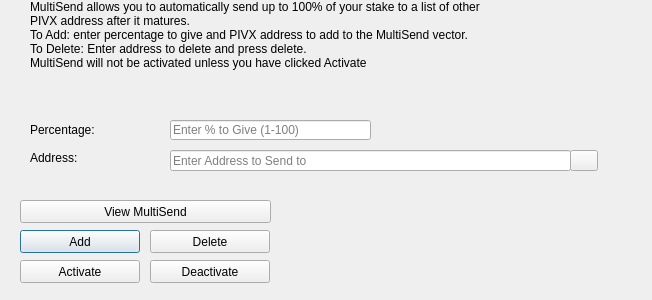
First picture: the form in src/qt/forms/multisenddialog.ui, repository eons-finance/ALQO, before the edit.
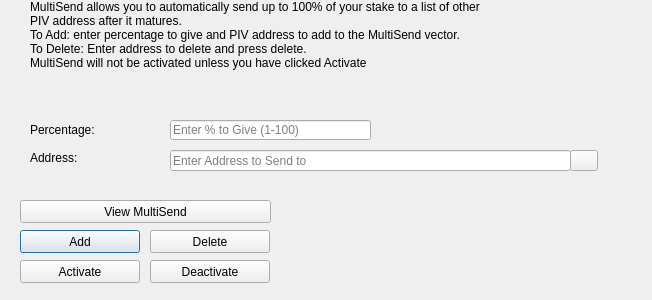
Second picture: the form after the edit. Icons and pictures are not drawn.

Commit message: changed coin name from PIVX to PIV

```diff
--- a/src/qt/forms/multisenddialog.ui
+++ b/src/qt/forms/multisenddialog.ui
@@ -61,8 +61,8 @@
     <number>1</number>
    </property>
    <property name="text">
-    <string>MultiSend allows you to automatically send up to 100% of your stake to a list of other PIVX address after it matures.
-To Add: enter percentage to give and PIVX address to add to the MultiSend vector.
+    <string>MultiSend allows you to automatically send up to 100% of your stake to a list of other PIV address after it matures.
+To Add: enter percentage to give and PIV address to add to the MultiSend vector.
 To Delete: Enter address to delete and press delete.
 MultiSend will not be activated unless you have clicked Activate</string>
    </property>
```
The commit also changes 51 other files.
